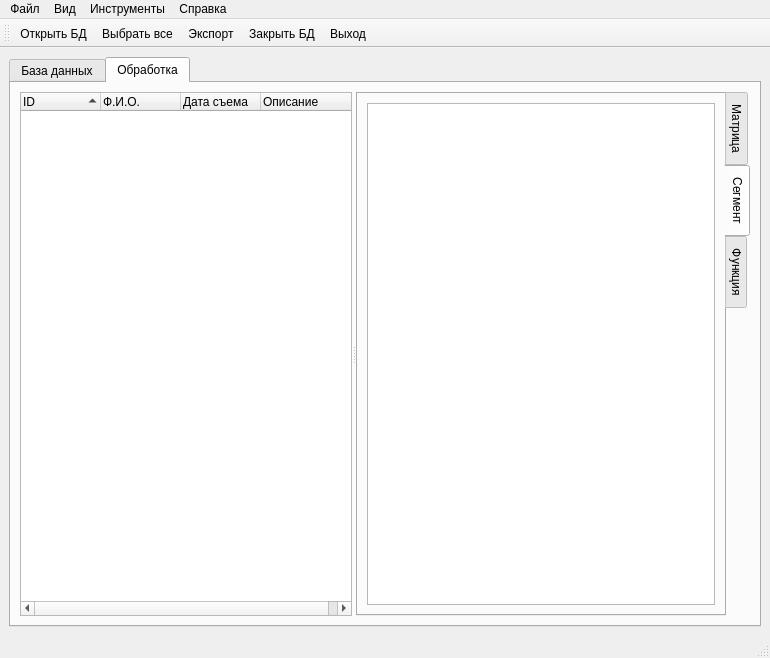
Above: src/resources/MainForm.ui from andythekid/Converter before the change. Below: the same form after it.
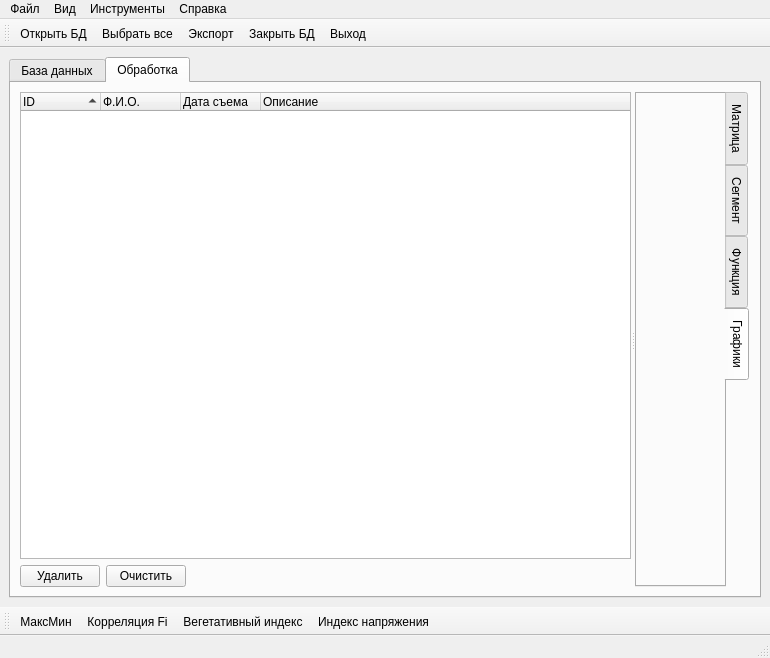
That is the form after the change. The open tabs and pages were chosen to show the change. Icons and pictures are not drawn. Custom widgets are drawn as their Qt base class.

Patch:
```diff
--- a/src/resources/MainForm.ui
+++ b/src/resources/MainForm.ui
@@ -256,12 +256,15 @@
        <attribute name="title">
         <string>Обработка</string>
        </attribute>
-       <layout class="QVBoxLayout" name="verticalLayout_4">
-        <item>
+       <layout class="QGridLayout" name="gridLayout_2">
+        <item row="0" column="0">
          <widget class="QSplitter" name="splitter_2">
           <property name="orientation">
            <enum>Qt::Horizontal</enum>
           </property>
+          <widget class="QWidget" name="verticalLayoutWidget">
+           <layout class="QVBoxLayout" name="verticalLayout_4">
+            <item>
           <widget class="QTreeWidget" name="treExportProbes">
            <property name="alternatingRowColors">
             <bool>true</bool>
@@ -302,12 +305,46 @@
             </property>
            </column>
           </widget>
+            </item>
+            <item>
+             <layout class="QHBoxLayout" name="horizontalLayout_4">
+              <item>
+               <widget class="QPushButton" name="btnDelElem">
+                <property name="text">
+                 <string>Удалить</string>
+                </property>
+               </widget>
+              </item>
+              <item>
+               <widget class="QPushButton" name="btnClearProbes">
+                <property name="text">
+                 <string>Очистить</string>
+                </property>
+               </widget>
+              </item>
+              <item>
+               <spacer name="horizontalSpacer">
+                <property name="orientation">
+                 <enum>Qt::Horizontal</enum>
+                </property>
+                <property name="sizeHint" stdset="0">
+                 <size>
+                  <width>40</width>
+                  <height>20</height>
+                 </size>
+                </property>
+               </spacer>
+              </item>
+             </layout>
+            </item>
+           </layout>
+          </widget>
           <widget class="QTabWidget" name="tabWidView">
            <property name="tabPosition">
             <enum>QTabWidget::East</enum>
            </property>
            <property name="currentIndex">
-            <number>1</number>
+            <number>3</number>
            </property>
            <widget class="QWidget" name="tabMatrix">
             <attribute name="title">
@@ -318,17 +355,23 @@
             <attribute name="title">
              <string>Сегмент</string>
             </attribute>
-            <layout class="QHBoxLayout" name="horizontalLayout_3">
-             <item>
-              <widget class="QGraphicsView" name="graphicsView"/>
-             </item>
-            </layout>
+            <layout class="QHBoxLayout" name="horizontalLayout_3"/>
            </widget>
            <widget class="QWidget" name="tabFunction">
             <attribute name="title">
              <string>Функция</string>
             </attribute>
            </widget>
+           <widget class="QWidget" name="tab">
+            <attribute name="title">
+             <string>Графики</string>
+            </attribute>
+            <layout class="QVBoxLayout" name="verticalLayout_5">
+             <item>
+              <widget class="QwtPlot" name="qwtGraphPlot"/>
+             </item>
+            </layout>
+           </widget>
           </widget>
          </widget>
         </item>
@@ -344,7 +387,7 @@
      <x>0</x>
      <y>0</y>
      <width>770</width>
-     <height>22</height>
+     <height>20</height>
     </rect>
    </property>
    <widget class="QMenu" name="menu">
@@ -382,10 +425,13 @@
       <string>Нормализация</string>
      </property>
      <addaction name="action_4"/>
-     <addaction name="action_1"/>
+     <addaction name="actNorm1"/>
     </widget>
     <addaction name="menu_5"/>
-    <addaction name="action_3"/>
+    <addaction name="actMaxMin"/>
+    <addaction name="actCorrelationFi"/>
+    <addaction name="actVI"/>
+    <addaction name="actIN"/>
    </widget>
    <addaction name="menu"/>
    <addaction name="menu_2"/>
@@ -395,7 +441,7 @@
   <widget class="QStatusBar" name="statusbar"/>
   <widget class="QToolBar" name="toolBarMain">
    <property name="windowTitle">
-    <string>toolBar</string>
+    <string>Главная</string>
    </property>
    <property name="iconSize">
     <size>
@@ -418,6 +464,21 @@
    <addaction name="actionDBClose"/>
    <addaction name="actionExit"/>
   </widget>
+  <widget class="QToolBar" name="toolBarInstriment">
+   <property name="windowTitle">
+    <string>Инструменты</string>
+   </property>
+   <attribute name="toolBarArea">
+    <enum>BottomToolBarArea</enum>
+   </attribute>
+   <attribute name="toolBarBreak">
+    <bool>false</bool>
+   </attribute>
+   <addaction name="actMaxMin"/>
+   <addaction name="actCorrelationFi"/>
+   <addaction name="actVI"/>
+   <addaction name="actIN"/>
+  </widget>
   <action name="actionDBOpen">
    <property name="icon">
     <iconset resource="icons.qrc">
@@ -503,7 +564,7 @@
     <string>Инструменты</string>
    </property>
   </action>
-  <action name="action_3">
+  <action name="actIN">
    <property name="text">
     <string>Индекс напряжения</string>
    </property>
@@ -519,7 +580,7 @@
     <string>Без нормализации</string>
    </property>
   </action>
-  <action name="action_1">
+  <action name="actNorm1">
    <property name="checkable">
     <bool>true</bool>
    </property>
@@ -527,7 +588,29 @@
     <string>Нормализация 1</string>
    </property>
   </action>
+  <action name="actVI">
+   <property name="text">
+    <string>Вегетативный индекс</string>
+   </property>
+  </action>
+  <action name="actMaxMin">
+   <property name="text">
+    <string>МаксМин</string>
+   </property>
+  </action>
+  <action name="actCorrelationFi">
+   <property name="text">
+    <string>Корреляция Fi</string>
+   </property>
+  </action>
  </widget>
+ <customwidgets>
+  <customwidget>
+   <class>QwtPlot</class>
+   <extends>QFrame</extends>
+   <header>qwt_plot.h</header>
+  </customwidget>
+ </customwidgets>
  <resources>
   <include location="icons.qrc"/>
  </resources>
```
Lines whose indentation alone changed are shown as unchanged.
